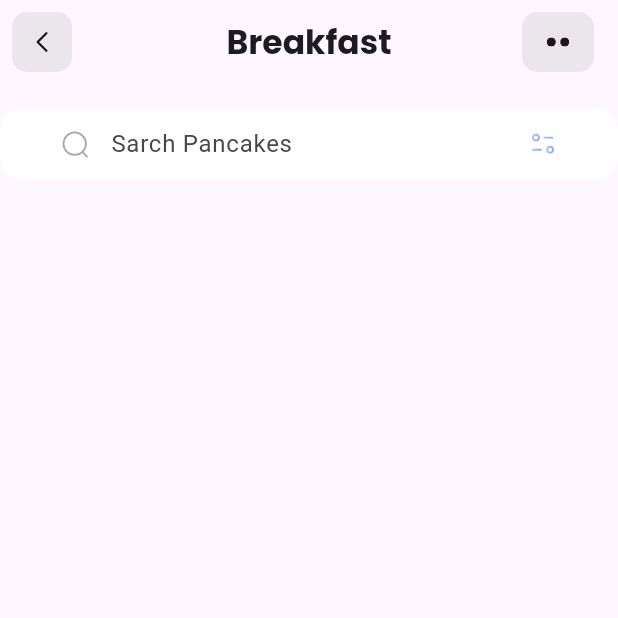
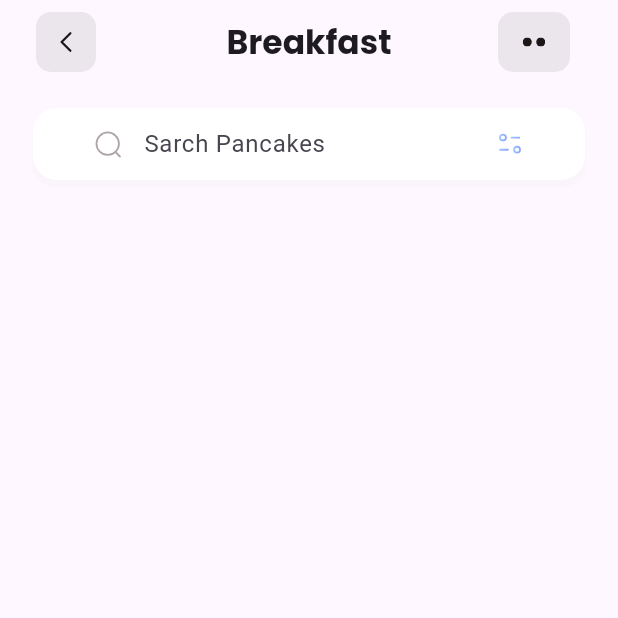
Before and after one commit to gvilla141963tc-stack/mealplanpage, a Flutter app: the screen it shows after launch, on a phone screen of 412 x 824 dp, the top half of it. Run offline on Flutter 3.47's test engine with Material 3 defaults, Android fonts, the phone set to English and light mode, and no system bars; our stand-ins replace flutter_svg.

Commit message:
initial changes

```diff
--- a/lib/pages/meal_plan_page.dart
+++ b/lib/pages/meal_plan_page.dart
@@ -9,7 +9,6 @@ class MealPlanPage extends StatelessWidget {
     return Scaffold(
       appBar: CustomAppBar(),
       body: Column(
-
         children: [
           SizedBox(height: 16),
           SearchBox(),
@@ -24,7 +23,9 @@ class CustomAppBar extends StatelessWidget implements PreferredSizeWidget {
 
   @override
   Widget build(BuildContext context) {
-    return AppBar(
+    return Container(
+      margin: const EdgeInsets.symmetric(horizontal: 16),
+      child: AppBar(
         leading: Container(
           margin: const EdgeInsets.all(8.0),
           decoration: BoxDecoration(
@@ -57,6 +58,7 @@ class CustomAppBar extends StatelessWidget implements PreferredSizeWidget {
           ),
           const SizedBox(width: 8),
         ],
+      ),
     );
   }
 
@@ -70,10 +72,19 @@ class SearchBox extends StatelessWidget {
   @override
   Widget build(BuildContext context) {
     return Container(
+      margin: EdgeInsets.symmetric(horizontal: 22),
       padding: EdgeInsets.symmetric(horizontal: 26),
       decoration: BoxDecoration(
         color: Colors.white,
         borderRadius: BorderRadius.circular(16),
+        boxShadow: [
+          BoxShadow(
+            color: Colors.grey.withAlpha(10),
+            spreadRadius: 0.6,
+            blurRadius:  0.6,
+            offset: Offset(0, 4)
+          )
+        ]
       ),
       child: Row(
         children: [
```
Lines whose indentation alone changed are shown as unchanged.
